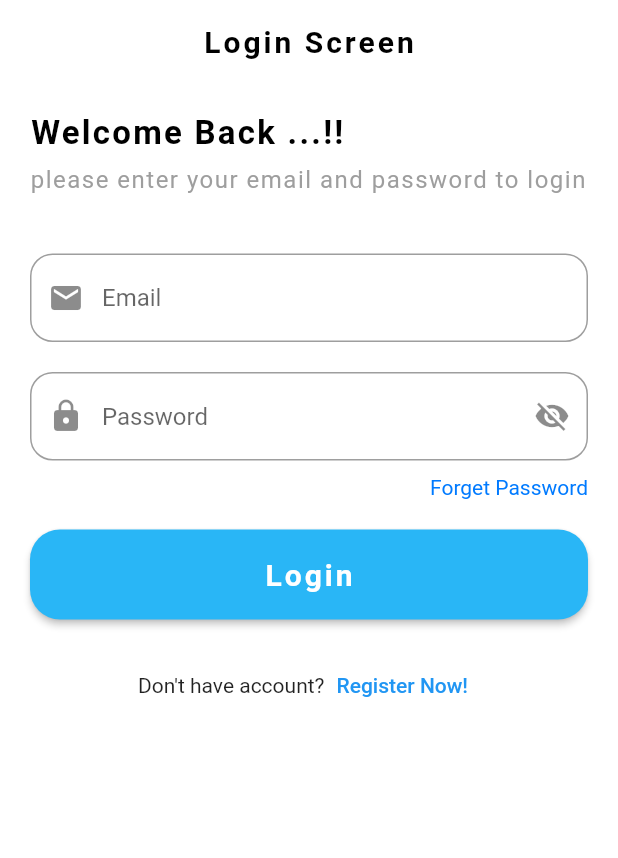
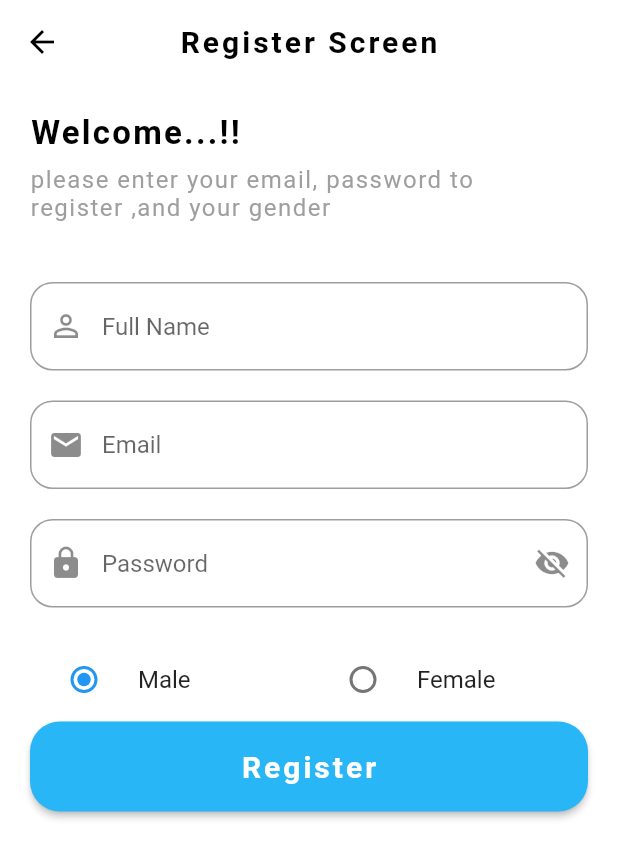
Before and after one commit to Nahed2000/api_with_ui, a Flutter app: the screen it shows after launch, after a tap on "Register Now!", on a phone screen of 412 x 824 dp. Shown: the top 858 px of the screen. Run offline on Flutter 3.47's test engine with Material 2 defaults, Android fonts, the phone set to English and light mode, and no system bars; our stand-ins replace get, shared_preferences; accounts and stored records are empty.

Commit message:
register screen api & ui

```diff
--- a/lib/main.dart
+++ b/lib/main.dart
@@ -1,4 +1,5 @@
 import 'package:api_review/screen/auth/login_screen.dart';
+import 'package:api_review/screen/auth/register_screen.dart';
 import 'package:api_review/screen/category/categories_screen.dart';
 import 'package:api_review/screen/category/categoty_product.dart';
 import 'package:api_review/screen/home_screen.dart';
@@ -30,6 +31,7 @@ class MyApp extends StatelessWidget {
         {
           '/lunch_screen':(context) =>const LunchScreen(),
           '/login_screen':(context) =>const LoginScreen(),
+          '/register_screen':(context) =>const RegisterScreen(),
           '/forget_password':(context) =>const ForgetPassword(),
           '/home_screen':(context) =>const HomeScreen(),
           '/categories_screen':(context) =>const CategoriesScreen(),
--- a/lib/model/student.dart
+++ b/lib/model/student.dart
@@ -10,6 +10,9 @@ class Student {
  late bool isActive;
 
  late String password ;
+
+
+ Student();
   Student.fromJson(Map<String, dynamic> json) {
     id = json['id'];
     fullName = json['full_name'];
--- a/lib/screen/auth/login_screen.dart
+++ b/lib/screen/auth/login_screen.dart
@@ -39,6 +39,7 @@ class _LoginScreenState extends State<LoginScreen> with Helper {
     return Scaffold(
       backgroundColor: Colors.white,
       appBar: AppBar(
+
         elevation: 0,
         backgroundColor: Colors.white,
         centerTitle: true,
@@ -94,7 +95,7 @@ class _LoginScreenState extends State<LoginScreen> with Helper {
               alignment: Alignment.topRight,
               child: GestureDetector(
                 onTap: () => Navigator.pushNamed(context, '/forget_password'),
-                child: Text(
+                child: const Text(
                   'Forget Password',
                   style: TextStyle(color: CupertinoColors.activeBlue),
                 ),
@@ -103,13 +104,13 @@ class _LoginScreenState extends State<LoginScreen> with Helper {
             const SizedBox(height: 20),
             CustomButton(
                 onPress: () async => await _performLogin(), title: 'Login'),
-            const SizedBox(height: 20),
+            const SizedBox(height: 10),
             Row(
               mainAxisAlignment: MainAxisAlignment.center,
               children: [
                 const Text("Don't have account?"),
                 TextButton(
-                  onPressed: () {},
+                  onPressed: () =>Navigator.pushNamed(context, '/register_screen'),
                   child: const Text('Register Now!'),
                 ),
               ],
--- /dev/null
+++ b/lib/screen/auth/register_screen.dart
@@ -0,0 +1,188 @@
+import 'package:api_review/api/api_controller/auth_api_controller.dart';
+import 'package:api_review/model/api_response.dart';
+import 'package:api_review/util/helper.dart';
+import 'package:api_review/widget/custom_button.dart';
+import 'package:flutter/cupertino.dart';
+import 'package:flutter/material.dart';
+
+import '../../model/student.dart';
+import '../../widget/custom_text_field.dart';
+
+class RegisterScreen extends StatefulWidget {
+  const RegisterScreen({Key? key}) : super(key: key);
+
+  @override
+  State<RegisterScreen> createState() => _RegisterScreenState();
+}
+
+class _RegisterScreenState extends State<RegisterScreen> with Helper {
+  late TextEditingController _emailController;
+  late TextEditingController _passwordController;
+  late TextEditingController _fullNameController;
+
+  String gender = 'M';
+
+  @override
+  void initState() {
+    // TODO: implement initState
+    _emailController = TextEditingController();
+    _fullNameController = TextEditingController();
+    _passwordController = TextEditingController();
+    super.initState();
+  }
+
+  @override
+  void dispose() {
+    // TODO: implement dispose
+    _emailController.dispose();
+    _passwordController.dispose();
+    _fullNameController.dispose();
+    super.dispose();
+  }
+
+  @override
+  Widget build(BuildContext context) {
+    return Scaffold(
+      backgroundColor: Colors.white,
+      appBar: AppBar(
+        iconTheme: const IconThemeData(color: Colors.black),
+        elevation: 0,
+        backgroundColor: Colors.white,
+        centerTitle: true,
+        title: const Text(
+          'Register Screen',
+          style: TextStyle(
+              color: Colors.black,
+              fontSize: 20,
+              letterSpacing: 2,
+              fontWeight: FontWeight.bold),
+        ),
+      ),
+      body: Padding(
+        padding: const EdgeInsets.all(20.0),
+        child: SingleChildScrollView(
+          child: Column(
+            // mainAxisAlignment: MainAxisAlignment.s,
+            crossAxisAlignment: CrossAxisAlignment.start,
+            children: [
+              const Text(
+                'Welcome...!!',
+                style: TextStyle(
+                  color: Colors.black,
+                  fontSize: 22,
+                  letterSpacing: 1.5,
+                  fontWeight: FontWeight.bold,
+                ),
+              ),
+              const SizedBox(height: 8),
+              const Text(
+                'please enter your email, password to register ,and your gender',
+                style: TextStyle(
+                  color: Colors.grey,
+                  fontSize: 16,
+                  letterSpacing: 1,
+                  fontWeight: FontWeight.w400,
+                ),
+              ),
+              const SizedBox(height: 40),
+              CustomTextField(
+                controller: _fullNameController,
+                hintText: 'Full Name',
+                prefixIcon: Icons.person_outline_sharp,
+              ),
+              const SizedBox(height: 20),
+              CustomTextField(
+                controller: _emailController,
+                hintText: 'Email',
+                prefixIcon: Icons.email,
+              ),
+              const SizedBox(height: 20),
+              CustomTextField(
+                controller: _passwordController,
+                hintText: 'Password',
+                prefixIcon: Icons.lock,
+                obSecured: true,
+              ),
+              const SizedBox(height: 20),
+              Row(
+                mainAxisAlignment: MainAxisAlignment.spaceAround,
+                children: [
+                  Expanded(
+                    child: RadioListTile(
+                      value: 'M',
+                      groupValue: gender,
+                      onChanged: (String? value) {
+                        setState(() {
+                          if (value != null) {
+                            gender = value;
+                          }
+                        });
+                      },
+                      title: Text('Male'),
+                    ),
+                  ),
+                  Expanded(
+                    child: RadioListTile(
+                      value: 'F',
+                      groupValue: gender,
+                      onChanged: (String? value) {
+                        setState(() {
+                          if (value != null) {
+                            gender = value;
+                          }
+                        });
+                      },
+                      title: Text('Female'),
+                    ),
+                  ),
+                ],
+              ),
+              CustomButton(
+                  onPress: () async => await _performRegister(),
+                  title: 'Register'),
+              const SizedBox(height: 20),
+            ],
+          ),
+        ),
+      ),
+    );
+  }
+
+  Future<void> _performRegister() async {
+    if (checkData()) {
+      await register();
+    }
+  }
+
+  bool checkData() {
+    if (_emailController.text.isNotEmpty &&
+        _passwordController.text.isNotEmpty &&
+        _fullNameController.text.isNotEmpty) {
+      return true;
+    }
+    showSnackBar(context,
+        message:
+            'Required Data, Please Enter your information Password, Email and full Name ',
+        error: true);
+    return false;
+  }
+
+  Future<void> register() async {
+    ApiResponse apiResponse =
+        await AuthApiController().register(student: student);
+    showSnackBar(context,
+        message: apiResponse.message, error: !apiResponse.status);
+    if (apiResponse.status) {
+      Navigator.pushReplacementNamed(context, '/home_screen');
+    }
+  }
+
+  Student get student {
+    Student student = Student();
+    student.gender = gender;
+    student.email = _emailController.text;
+    student.password = _passwordController.text;
+    student.fullName = _fullNameController.text;
+    return student;
+  }
+}
```
